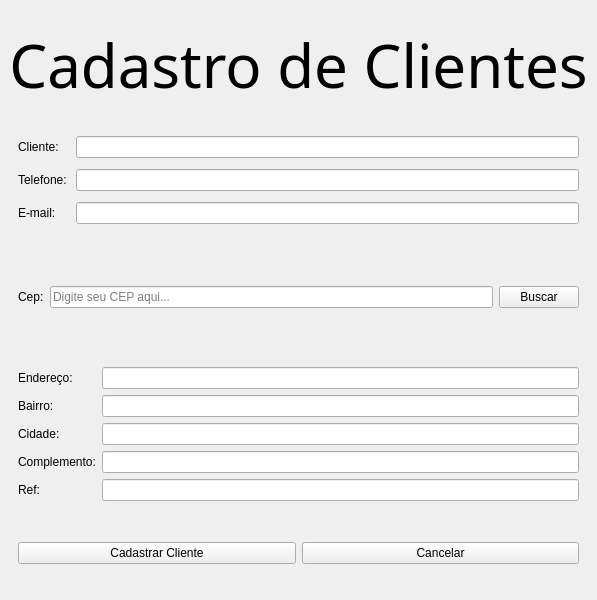
Above: desktop/windows/form_clients/add_clientes.ui from hnmcano/unique before the change. Below: the same form after it.
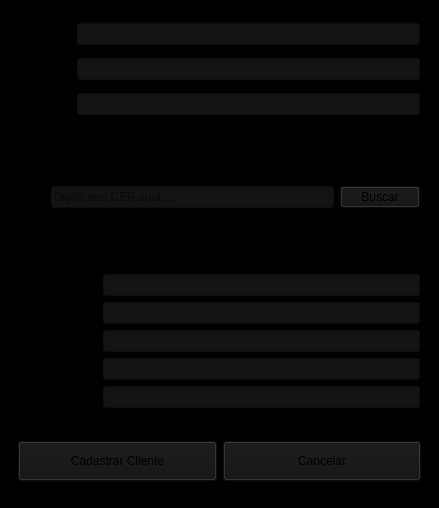
That is the form after the change. Icons and pictures are not drawn.

Diff of the .ui file:
```diff
--- a/desktop/windows/form_clients/add_clientes.ui
+++ b/desktop/windows/form_clients/add_clientes.ui
@@ -6,37 +6,36 @@
    <rect>
     <x>0</x>
     <y>0</y>
-    <width>456</width>
-    <height>600</height>
+    <width>439</width>
+    <height>508</height>
    </rect>
   </property>
   <property name="windowTitle">
    <string>CADASTRAR CLIENTES</string>
   </property>
   <property name="styleSheet">
-   <string notr="true">QFrame {
-	background-color: transparent;
-	border: transparent;
+   <string notr="true">#centralwidget{
+	background-color: black;
+}
+
+#centralwidget QLineEdit{
+	background-color: #131314;
+}
+
+#centralwidget QFrame{
+	background-color: black;
+}
+
+#centralwidget QPushButton{
+	background-color: #131314;
+}
+
+#centralwidget QPushButton:hover{
+	background-color: #3c3c3c;
 }</string>
   </property>
   <widget class="QWidget" name="centralwidget">
    <layout class="QVBoxLayout" name="verticalLayout">
-    <item>
-     <widget class="QLabel" name="label">
-      <property name="font">
-       <font>
-        <family>Monotype Corsiva</family>
-        <pointsize>45</pointsize>
-       </font>
-      </property>
-      <property name="text">
-       <string>Cadastro de Clientes</string>
-      </property>
-      <property name="alignment">
-       <set>Qt::AlignmentFlag::AlignCenter</set>
-      </property>
-     </widget>
-    </item>
     <item>
      <widget class="QFrame" name="frame_2">
       <property name="palette">
@@ -44,7 +43,7 @@
         <active>
          <colorrole role="Button">
           <brush brushstyle="SolidPattern">
-           <color alpha="0">
+           <color alpha="255">
             <red>0</red>
             <green>0</green>
             <blue>0</blue>
@@ -62,7 +61,7 @@
          </colorrole>
          <colorrole role="Base">
           <brush brushstyle="SolidPattern">
-           <color alpha="0">
+           <color alpha="255">
             <red>0</red>
             <green>0</green>
             <blue>0</blue>
@@ -71,7 +70,7 @@
          </colorrole>
          <colorrole role="Window">
           <brush brushstyle="SolidPattern">
-           <color alpha="0">
+           <color alpha="255">
             <red>0</red>
             <green>0</green>
             <blue>0</blue>
@@ -82,7 +81,7 @@
         <inactive>
          <colorrole role="Button">
           <brush brushstyle="SolidPattern">
-           <color alpha="0">
+           <color alpha="255">
             <red>0</red>
             <green>0</green>
             <blue>0</blue>
@@ -91,7 +90,7 @@
          </colorrole>
          <colorrole role="Base">
           <brush brushstyle="SolidPattern">
-           <color alpha="0">
+           <color alpha="255">
             <red>0</red>
             <green>0</green>
             <blue>0</blue>
@@ -100,7 +99,7 @@
          </colorrole>
          <colorrole role="Window">
           <brush brushstyle="SolidPattern">
-           <color alpha="0">
+           <color alpha="255">
             <red>0</red>
             <green>0</green>
             <blue>0</blue>
@@ -111,7 +110,7 @@
         <disabled>
          <colorrole role="Button">
           <brush brushstyle="SolidPattern">
-           <color alpha="0">
+           <color alpha="255">
             <red>0</red>
             <green>0</green>
             <blue>0</blue>
@@ -120,7 +119,7 @@
          </colorrole>
          <colorrole role="Base">
           <brush brushstyle="SolidPattern">
-           <color alpha="0">
+           <color alpha="255">
             <red>0</red>
             <green>0</green>
             <blue>0</blue>
@@ -129,7 +128,7 @@
          </colorrole>
          <colorrole role="Window">
           <brush brushstyle="SolidPattern">
-           <color alpha="0">
+           <color alpha="255">
             <red>0</red>
             <green>0</green>
             <blue>0</blue>
@@ -361,6 +360,12 @@
       <layout class="QHBoxLayout" name="horizontalLayout_2">
        <item>
         <widget class="QPushButton" name="cad_clientes">
+         <property name="minimumSize">
+          <size>
+           <width>0</width>
+           <height>40</height>
+          </size>
+         </property>
          <property name="styleSheet">
           <string notr="true"/>
          </property>
@@ -374,6 +379,12 @@
        </item>
        <item>
         <widget class="QPushButton" name="cancelar">
+         <property name="minimumSize">
+          <size>
+           <width>0</width>
+           <height>40</height>
+          </size>
+         </property>
          <property name="styleSheet">
           <string notr="true"/>
          </property>
```
Left out of the diff: 1 changed line with no effect on the pictures.
